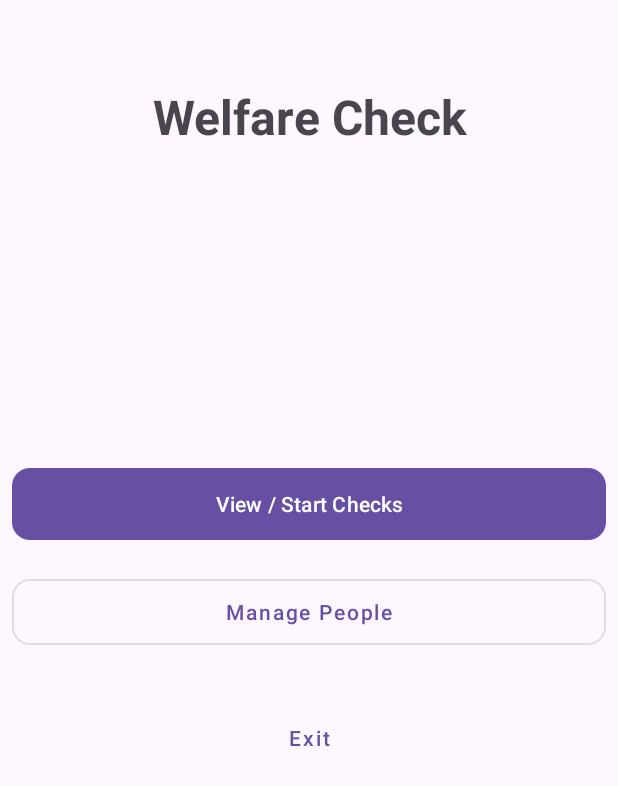
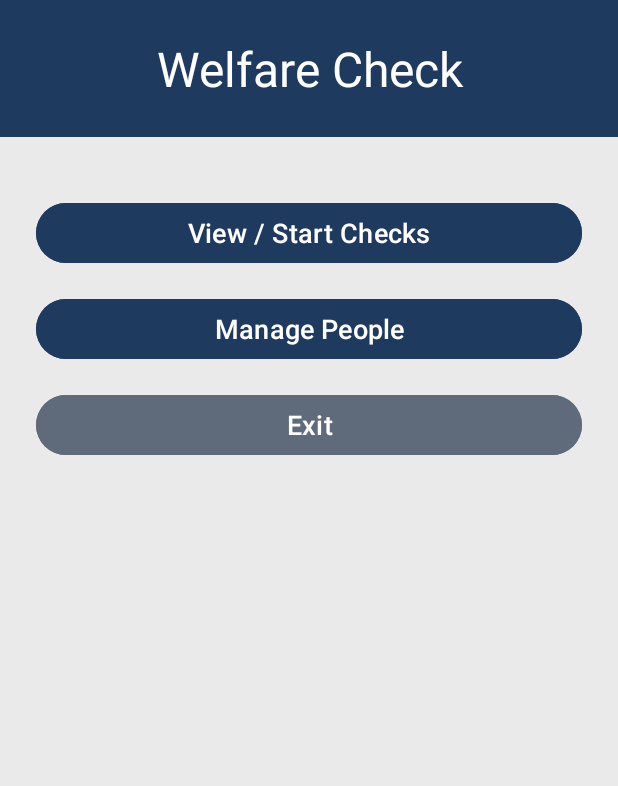
Before and after one commit to JaydanRn/CommunitySafetyApp, an Android app: the screen it shows after launch (MainActivity), on a phone screen of 412 x 824 dp. Shown: the top 786 px of the screen. Run offline under Robolectric (Android 15) with nearby library versions, the phone set to English and light mode, and no system bars.

Commit message:
UI redesign on top of latest main

```diff
--- a/app/src/main/res/layout/activity_main.xml
+++ b/app/src/main/res/layout/activity_main.xml
@@ -1,83 +1,79 @@
 <?xml version="1.0" encoding="utf-8"?>
-<androidx.constraintlayout.widget.ConstraintLayout
-    xmlns:android="http://schemas.android.com/apk/res/android"
+<androidx.constraintlayout.widget.ConstraintLayout xmlns:android="http://schemas.android.com/apk/res/android"
     xmlns:app="http://schemas.android.com/apk/res-auto"
     xmlns:tools="http://schemas.android.com/tools"
     android:id="@+id/main"
     android:layout_width="match_parent"
     android:layout_height="match_parent"
-    android:paddingStart="32dp"
-    android:paddingEnd="32dp"
-    android:paddingTop="24dp"
-    android:paddingBottom="24dp"
+    android:background="#eaeaea"
     tools:context=".MainActivity">
 
-    <LinearLayout
-        android:id="@+id/homeContent"
+    <TextView
+        android:id="@+id/tvTitle"
         android:layout_width="0dp"
         android:layout_height="wrap_content"
-        android:orientation="vertical"
-        android:gravity="center_horizontal"
-        android:paddingStart="8dp"
-        android:paddingEnd="8dp"
-        app:layout_constraintTop_toTopOf="parent"
-        app:layout_constraintBottom_toBottomOf="parent"
+        android:background="#1F3A5F"
+        android:gravity="center"
+        android:padding="24dp"
+        android:text="Welfare Check"
+        android:textColor="#FFFFFF"
+        android:textSize="32sp"
+        app:layout_constraintEnd_toEndOf="parent"
         app:layout_constraintStart_toStartOf="parent"
-        app:layout_constraintEnd_toEndOf="parent">
+        app:layout_constraintTop_toTopOf="parent" />
 
     <TextView
         android:id="@+id/tvStatusSummary"
-            android:layout_width="match_parent"
+        android:layout_width="wrap_content"
         android:layout_height="wrap_content"
-            android:layout_marginTop="32dp"
-            android:padding="16dp"
+        android:layout_marginTop="24dp"
         android:text="[summary]"
-            android:textSize="15sp"
-            android:gravity="center"
-            android:visibility="gone" />
+        android:textSize="18sp"
+        android:visibility="gone"
+        app:layout_constraintEnd_toEndOf="parent"
+        app:layout_constraintStart_toStartOf="parent"
+        app:layout_constraintTop_toBottomOf="@+id/tvTitle" />
 
-        <com.google.android.material.button.MaterialButton
+    <Button
         android:id="@+id/btnViewChecks"
-            android:layout_width="match_parent"
-            android:layout_height="56dp"
+        android:layout_width="0dp"
+        android:layout_height="wrap_content"
+        android:layout_marginStart="24dp"
+        android:layout_marginTop="40dp"
+        android:layout_marginEnd="24dp"
+        android:backgroundTint="#1F3A5F"
         android:text="View / Start Checks"
-            android:textAllCaps="false"
-            app:cornerRadius="12dp" />
+        android:textSize="18sp"
+        app:layout_constraintEnd_toEndOf="parent"
+        app:layout_constraintStart_toStartOf="parent"
+        app:layout_constraintTop_toBottomOf="@+id/tvStatusSummary" />
 
-        <com.google.android.material.button.MaterialButton
+    <Button
         android:id="@+id/btnManagePeople"
-            style="@style/Widget.MaterialComponents.Button.OutlinedButton"
-            android:layout_width="match_parent"
-            android:layout_height="56dp"
+        android:layout_width="0dp"
+        android:layout_height="wrap_content"
+        android:layout_marginStart="24dp"
         android:layout_marginTop="16dp"
+        android:layout_marginEnd="24dp"
+        android:backgroundTint="#1F3A5F"
         android:text="Manage People"
-            android:textAllCaps="false"
-            app:cornerRadius="12dp" />
+        android:textSize="18sp"
+        app:layout_constraintEnd_toEndOf="parent"
+        app:layout_constraintStart_toStartOf="parent"
+        app:layout_constraintTop_toBottomOf="@+id/btnViewChecks" />
 
-        <com.google.android.material.button.MaterialButton
+    <Button
         android:id="@+id/btnExit"
-            style="@style/Widget.MaterialComponents.Button.TextButton"
-            android:layout_width="match_parent"
-            android:layout_height="48dp"
-            android:layout_marginTop="32dp"
+        android:layout_width="0dp"
+        android:layout_height="wrap_content"
+        android:layout_marginStart="24dp"
+        android:layout_marginTop="16dp"
+        android:layout_marginEnd="24dp"
+        android:backgroundTint="#5F6B7A"
         android:text="Exit"
-            android:textAllCaps="false" />
-
-    </LinearLayout>
-
-    <TextView
-        android:id="@+id/tvTitle"
-        android:layout_width="match_parent"
-        android:layout_height="wrap_content"
-        android:layout_marginTop="56dp"
-        android:gravity="center"
-        android:text="Welfare Check"
-        android:textAlignment="center"
-        android:textSize="32sp"
-        android:textStyle="bold"
+        android:textSize="18sp"
         app:layout_constraintEnd_toEndOf="parent"
-        app:layout_constraintHorizontal_bias="0.0"
         app:layout_constraintStart_toStartOf="parent"
-        app:layout_constraintTop_toTopOf="parent" />
+        app:layout_constraintTop_toBottomOf="@+id/btnManagePeople" />
 
 </androidx.constraintlayout.widget.ConstraintLayout>
```
Also changed, not shown: app/src/main/res/layout/activity_active_checks.xml (+14 -9 lines), app/src/main/res/layout/activity_item_contact.xml (+40 -18 lines), app/src/main/res/layout/activity_people.xml (+57 -42 lines), app/src/main/res/layout/dialog_start_check.xml (+41 -15 lines), app/src/main/res/layout/item_check.xml (+35 -35 lines). Lines whose indentation alone changed are shown as unchanged.
